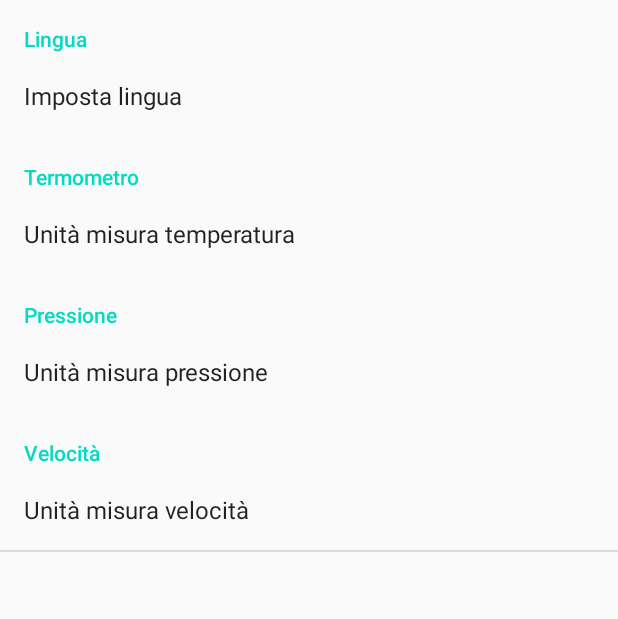
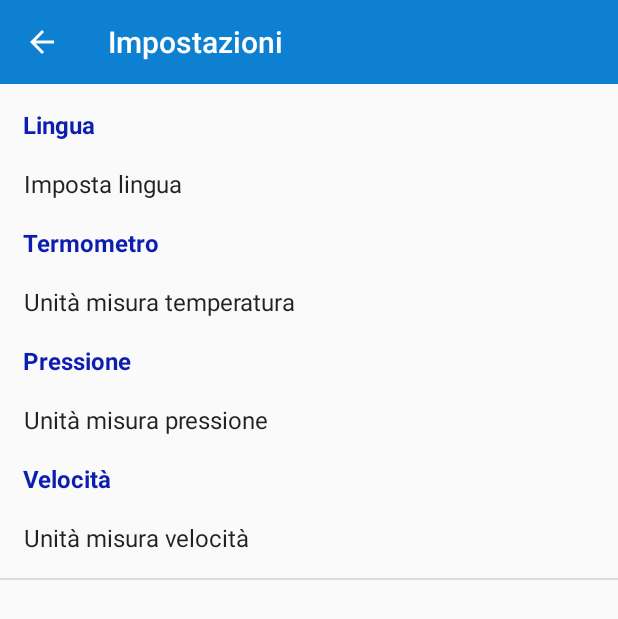
Before and after one commit to MisurApp-34/MisurApp, an Android app: the Settings screen opened directly, with no data from a screen before it, on a phone screen of 412 x 824 dp. Shown: the top 619 px of the screen. Run offline under Robolectric (Android 15) with nearby library versions, the phone set to English and light mode, and no system bars.

Commit message:
Aggiunta Toolbar in Settings.java aggiungendo un PreferanceFragment Aggiunta stringa titolo toolbar sezione Settings Personalizzato stile PreferenceCategory  in xml/settings.xml creando layout in preferences_category Creato layout/settings.xml Activity Settings.java

```diff
--- a/app/src/main/java/it/uniba/di/misurapp/Settings.java
+++ b/app/src/main/java/it/uniba/di/misurapp/Settings.java
@@ -1,5 +1,8 @@
+
 package it.uniba.di.misurapp;
 
+import android.annotation.SuppressLint;
+import android.app.FragmentTransaction;
 import android.content.Context;
 import android.content.Intent;
 import android.content.SharedPreferences;
@@ -9,30 +12,61 @@ import android.os.Bundle;
 import android.preference.ListPreference;
 import android.preference.Preference;
 import android.preference.PreferenceActivity;
+import android.preference.PreferenceFragment;
 import android.util.DisplayMetrics;
+import android.view.LayoutInflater;
+import android.view.View;
+import android.widget.LinearLayout;
+import android.widget.TextView;
 import android.widget.Toast;
 
+import androidx.appcompat.app.ActionBar;
 import androidx.appcompat.app.AppCompatActivity;
 import androidx.appcompat.widget.Toolbar;
 
 import java.util.Locale;
 
-public class Settings extends PreferenceActivity {
+public class Settings extends  AppCompatActivity {
+    @Override
+    protected void onCreate(final Bundle savedInstanceState) {
+        super.onCreate(savedInstanceState);
+        setContentView(R.layout.settings);
+        //importo toolbar
 
-    Locale myLocale;
-    public String pressure_unit;
-    public String temperature_unit;
-    public  String speed_unit;
+        Toolbar toolbar = findViewById(R.id.toolbar);
+        setSupportActionBar(toolbar);
+        getSupportActionBar().setDisplayHomeAsUpEnabled(true);
+        getSupportActionBar().setDisplayShowHomeEnabled(true);
+        try {
+            getSupportActionBar().setTitle(R.string.settings);
+        } catch (NullPointerException e) {
+            e.printStackTrace();
+        }
+        FragmentTransaction transaction =
+                getFragmentManager().beginTransaction();
+
+        transaction.setTransition(FragmentTransaction.TRANSIT_FRAGMENT_OPEN).replace(R.id.frameLayout, new MyPreferenceFragment())
+                .commitAllowingStateLoss();
 
 
+
+    }
+
     @Override
-    protected void onCreate(Bundle savedInstanceState) {
+    public boolean onSupportNavigateUp() {
+        onBackPressed();
+        return true;
+    }
 
 
+    public static class MyPreferenceFragment extends PreferenceFragment
+    {
+
+        @Override
+        public void onCreate(final Bundle savedInstanceState)
+        {
             super.onCreate(savedInstanceState);
-
             addPreferencesFromResource(R.xml.settings);
-
             Preference langPreference = getPreferenceScreen().findPreference(
                     "languages");
             langPreference.setOnPreferenceChangeListener(languageChangeListener);
@@ -49,9 +83,7 @@ public class Settings extends PreferenceActivity {
             Preference speedPreference = getPreferenceScreen().findPreference(
                     "speed");
             speedPreference.setOnPreferenceChangeListener(speedChangeListener);
-
         }
-
         Preference.OnPreferenceChangeListener languageChangeListener = new Preference.OnPreferenceChangeListener() {
 
             @Override
@@ -60,30 +92,42 @@ public class Settings extends PreferenceActivity {
                 switch (newValue.toString()) {
                     case "en":
                         setLocale("en");
-                    Toast.makeText(getApplicationContext(), "English!", Toast.LENGTH_LONG).show();
                         break;
 
                     case "it":
                         setLocale("it");
-                    Toast.makeText(getApplicationContext(), "Italian", Toast.LENGTH_LONG).show();
                         break;
+                    default:
+                        throw new IllegalStateException("Unexpected value: " + newValue.toString());
                 }
-            return false;
+                return true;
             }
         };
+        //* manually changing current locale/
+        public void setLocale(String lang) {
+            Locale myLocale = new Locale(lang);
+            Resources res = getResources();
+            DisplayMetrics dm = res.getDisplayMetrics();
+            Configuration conf = res.getConfiguration();
+            conf.locale = myLocale;
+            res.updateConfiguration(conf, dm);
+            Intent refresh = new Intent(getActivity(),Settings.class);
+            getActivity().finish();
+            startActivity(refresh);
 
+        }
         Preference.OnPreferenceChangeListener temperatureChangeListener = new Preference.OnPreferenceChangeListener() {
 
             @Override
             public boolean onPreferenceChange(Preference preference, Object newValue) {
 
-            SharedPreferences settings = getSharedPreferences("settings", 0);
+                SharedPreferences settings = getActivity().getSharedPreferences("settings",0);
                 SharedPreferences.Editor editor = settings.edit();
                 editor.putString("temperature",newValue.toString());
                 editor.commit();
 
 
-            return false;
+                return true;
             }
         };
 
@@ -92,13 +136,14 @@ public class Settings extends PreferenceActivity {
             @Override
             public boolean onPreferenceChange(Preference preference, Object newValue) {
 
-            SharedPreferences settings = getSharedPreferences("settings", 0);
+                SharedPreferences settings = getActivity().getSharedPreferences("settings",0);
+
                 SharedPreferences.Editor editor = settings.edit();
                 editor.putString("pressure",newValue.toString());
                 editor.commit();
 
 
-            return false;
+                return true;
             }
         };
 
@@ -109,29 +154,17 @@ public class Settings extends PreferenceActivity {
             @Override
             public boolean onPreferenceChange(Preference preference, Object newValue) {
 
-            SharedPreferences settings = getSharedPreferences("settings", 0);
+                SharedPreferences settings = getActivity().getSharedPreferences("settings", 0);
                 SharedPreferences.Editor editor = settings.edit();
                 editor.putString("speed",newValue.toString());
                 editor.commit();
 
 
 
-            return false;
+                return true;
             }
         };
+    }
 
 
-    //* manually changing current locale/
-    public void setLocale(String lang) {
-        myLocale = new Locale(lang);
-        Resources res = getResources();
-        DisplayMetrics dm = res.getDisplayMetrics();
-        Configuration conf = res.getConfiguration();
-        conf.locale = myLocale;
-        res.updateConfiguration(conf, dm);
-        Intent refresh = new Intent(this, Settings.class);
-        finish();
-        startActivity(refresh);
 }
-
-}
--- /dev/null
+++ b/app/src/main/res/layout/preferences_category.xml
@@ -0,0 +1,16 @@
+<?xml version="1.0" encoding="utf-8"?>
+<LinearLayout android:layout_height="wrap_content"
+    android:layout_width="wrap_content"
+    xmlns:android="http://schemas.android.com/apk/res/android"
+    xmlns:tools="http://schemas.android.com/tools">
+    xmlns:android="http://schemas.android.com/apk/res/android">
+    <TextView
+        android:id="@android:id/title"
+        android:textColor="@color/preferencecolor"
+        android:layout_width="match_parent"
+        android:layout_height="wrap_content"
+        android:textSize="16sp"
+        android:textStyle="bold"
+        android:textAllCaps="false" android:layout_marginStart="15dp"
+        tools:ignore="MissingConstraints" />
+</LinearLayout>
--- /dev/null
+++ b/app/src/main/res/layout/settings.xml
@@ -0,0 +1,23 @@
+<?xml version="1.0" encoding="utf-8"?>
+<LinearLayout xmlns:android="http://schemas.android.com/apk/res/android"
+    xmlns:app="http://schemas.android.com/apk/res-auto"
+    xmlns:tools="http://schemas.android.com/tools"
+    android:orientation="vertical"
+    android:layout_width="match_parent"
+    android:layout_height="match_parent"
+    android:weightSum="10"
+    tools:context=".Settings">
+
+    <include android:id="@+id/toolbar" layout="@layout/toolbar"/>
+
+    <FrameLayout
+        android:layout_marginTop="16dp"
+        xmlns:android="http://schemas.android.com/apk/res/android"
+        android:id="@+id/frameLayout"
+        android:layout_width="fill_parent"
+        android:layout_height="fill_parent"/>
+
+
+
+
+</LinearLayout>
--- a/app/src/main/res/values/colors.xml
+++ b/app/src/main/res/values/colors.xml
@@ -4,4 +4,5 @@
     <color name="colorPrimaryDark">#0e80d1</color>
     <color name="colorAccent">#03DAC5</color>
     <color name="textcolor">#a9a9a9</color>
+    <color name="preferencecolor">#0c1db0</color>
 </resources>
--- a/app/src/main/res/values/strings.xml
+++ b/app/src/main/res/values/strings.xml
@@ -6,6 +6,8 @@
     <string name="photometer">Intenistà Luminosa</string>
     <string name="phonometer">Intenistà Sonora</string>
     <string name="compass">Bussola</string>
+
+    <string name="settings">Impostazioni</string>
     <string name="magneticfield">Campo Magnetico</string>
     <string name="distance">Sensore Prossimità</string>
     <string name="acceleration">Accelerazione dispositivo</string>
--- a/app/src/main/res/xml/settings.xml
+++ b/app/src/main/res/xml/settings.xml
@@ -4,7 +4,7 @@
 <PreferenceScreen xmlns:android="http://schemas.android.com/apk/res/android"
     xmlns:app="http://schemas.android.com/apk/res-auto">
 
-    <PreferenceCategory android:title="@string/language">
+    <PreferenceCategory android:title="@string/language" android:layout="@layout/preferences_category">
         <ListPreference
             android:entries="@array/language_entries"
             android:entryValues="@array/language_values"
@@ -13,7 +13,7 @@
 
     </PreferenceCategory>
 
-    <PreferenceCategory android:title="@string/temperature">
+    <PreferenceCategory android:title="@string/temperature" android:layout="@layout/preferences_category">
         <ListPreference
             android:defaultValue="Celsius"
             android:entries="@array/temperature_entries"
@@ -24,7 +24,7 @@
     </PreferenceCategory>
 
 
-    <PreferenceCategory android:title="@string/pressuresetting">
+    <PreferenceCategory android:title="@string/pressuresetting"  android:layout="@layout/preferences_category">
         <ListPreference
             android:defaultValue="hPa"
             android:entries="@array/pressure_entries"
@@ -34,7 +34,7 @@
 
     </PreferenceCategory>
 
-    <PreferenceCategory android:title="@string/speedsetting">
+    <PreferenceCategory android:title="@string/speedsetting" android:layout="@layout/preferences_category">
         <ListPreference
             android:defaultValue="@string/speedunit_defualt"
             android:entries="@array/speed_entries"
```
Also changed, not shown: 1 other file. Lines whose indentation alone changed are shown as unchanged.
